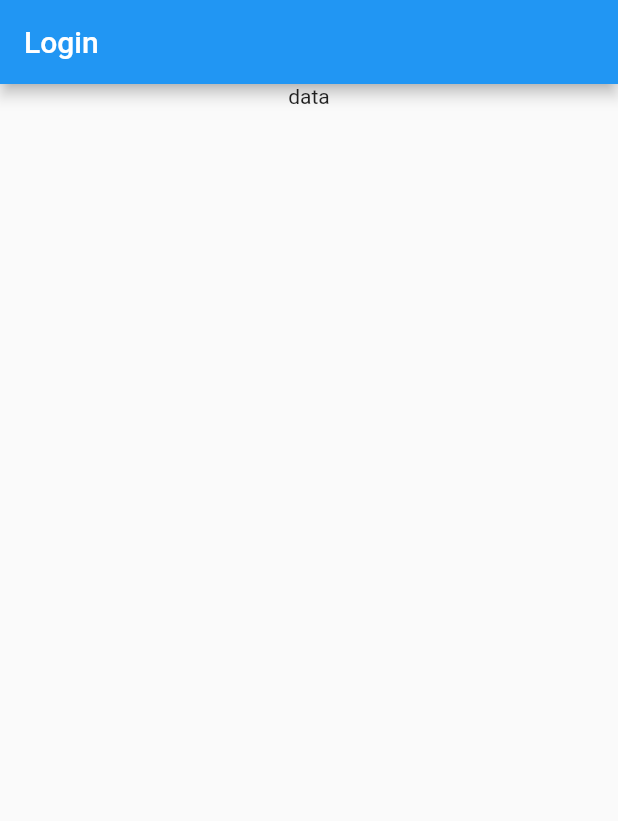
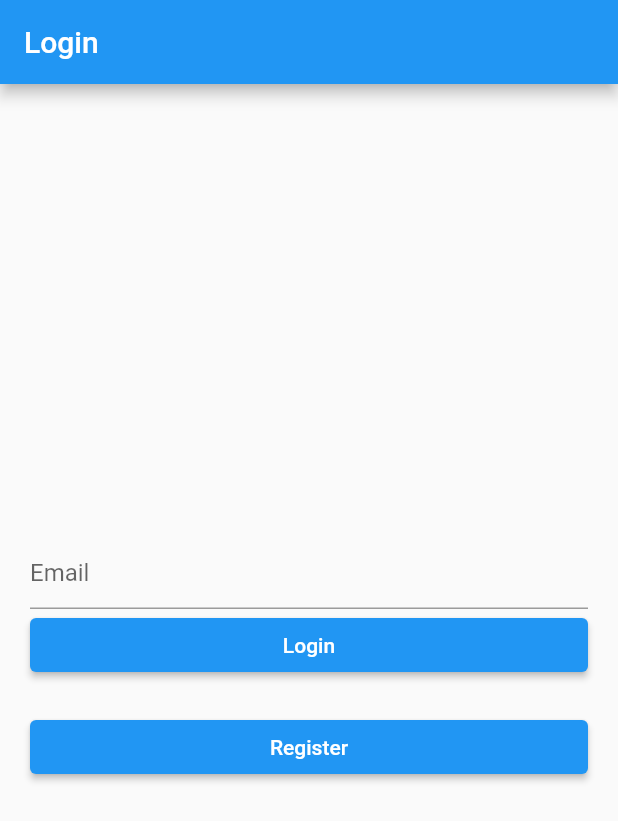
Before and after one commit to DanielBenAvi/EventsMiniapp, a Flutter app: the screen it shows after launch, on a phone screen of 412 x 824 dp. Shown: the top 821 px of the screen. Run offline on Flutter 3.47's test engine with Material 2 defaults, Android fonts, the light colour scheme and no system bars.

Commit message:
adder navigation bar

```diff
--- /dev/null
+++ b/lib/constans/uri.dart
@@ -0,0 +1,21 @@
+import 'package:social_hive_client/model/user.dart';
+
+
+class Url{
+  String appTitle = '2023b.LiorAriely';
+  String? login;
+
+  static final Url _instance = Url._internal();
+
+
+  factory Url() {
+    _instance.login = 'http://localhost:8084/superapp/users/login/2023b.liorariely/';
+    return _instance;
+  }
+
+  Url._internal();
+
+  // getters
+  String getAppTitle() => appTitle;
+  String? getUser() => login;
+}
--- a/lib/main.dart
+++ b/lib/main.dart
@@ -1,12 +1,14 @@
 import 'package:flutter/material.dart';
 import 'package:social_hive_client/screens/app_drawer.dart';
 import 'package:social_hive_client/screens/login/login.dart';
+import 'package:social_hive_client/screens/login/register.dart';
 
 void main() => runApp(MaterialApp(
   initialRoute: '/login',
   routes: {
     '/login': (context) => const Login(),
-    '/AppDrawer': (context) => const AppDrawer(),
+    '/register': (context) => const Register(),
+    '/app_drawer': (context) => const AppDrawer(),
 
   },
 ));
--- /dev/null
+++ b/lib/model/user.dart
@@ -0,0 +1,40 @@
+import 'package:flutter/foundation.dart';
+
+class User{
+  // constructor
+  String? email;
+  String? role;
+  String? username;
+  String? avatar;
+
+  static final User _instance = User._internal();
+
+  factory User(String email) {
+    if (kDebugMode) {
+      print(email);
+    }
+    _instance.email = email;
+    return _instance;
+  }
+
+
+  User._internal();
+
+  // getters
+  String? get getEmail => email;
+  String? get getRole => role;
+  String? get getUsername => username;
+  String? get getAvatar => avatar;
+
+  // setters
+  set setEmail(String? email) => this.email = email;
+  set setRole(String? role) => this.role = role;
+  set setUsername(String? username) => this.username = username;
+  set setAvatar(String? avatar) => this.avatar = avatar;
+
+  // toString
+  @override
+  String toString() {
+    return 'User{email: $email, role: $role, username: $username, avatar: $avatar}';
+  }
+}
--- a/lib/screens/login/login.dart
+++ b/lib/screens/login/login.dart
@@ -1,4 +1,9 @@
+import 'dart:convert';
+import 'package:flutter/foundation.dart';
 import 'package:flutter/material.dart';
+import 'package:social_hive_client/model/user.dart';
+import 'package:http/http.dart' as http;
+import 'package:social_hive_client/constans/uri.dart';
 
 class Login extends StatefulWidget {
   const Login({Key? key}) : super(key: key);
@@ -8,6 +13,7 @@ class Login extends StatefulWidget {
 }
 
 class _LoginState extends State<Login> {
+  final _textFieldController = TextEditingController();
   @override
   Widget build(BuildContext context) {
     return Scaffold(
@@ -15,13 +21,61 @@ class _LoginState extends State<Login> {
         title: const Text('Login'),
       ),
       body: Container(
+        padding: const EdgeInsets.all(20),
         alignment: Alignment.center,
         child: Column(
-          children:const [
-            Text('data'),
+          mainAxisAlignment: MainAxisAlignment.center,
+          crossAxisAlignment: CrossAxisAlignment.stretch,
+          children: [
+            TextField(
+              controller: _textFieldController,
+              decoration: const InputDecoration(
+                hintText: 'Email',
+              ),
+            ),
+            ElevatedButton(onPressed: _login, child: const Text('Login')),
+            const SizedBox(height: 20),
+            ElevatedButton(onPressed: _register, child: const Text('Register')),
           ]
         ),
       ),
     );
   }
+
+  Future<void> _login() async {
+    //  HTTP GET request to server to check if user exists
+
+    await fetchUser(_textFieldController.text);
+    //  set user object to current user
+  }
+
+  Future fetchUser(String userEmail) async {
+    Url url = Url();
+
+    final response = await http.get(Uri.parse((url.getUser()??'') + userEmail));
+
+    if (response.statusCode == 200) {
+
+      Map<String, dynamic> userMap = jsonDecode(response.body);
+
+      if (kDebugMode) {
+        print(userMap);
+      }
+
+      User user = User(userEmail);
+      Navigator.pushNamed(context, '/app_drawer');
+    } else {
+      // If the server did not return a 200 OK response,
+      // then throw an exception.
+      ScaffoldMessenger.of(context).showSnackBar(
+        const SnackBar(
+          content: Text('Login Failed'),
+        ),
+      );
+    }
+  }
+
+  void _register() {
+    Navigator.pushNamed(context, '/register');
+  }
 }
--- /dev/null
+++ b/lib/screens/login/register.dart
@@ -0,0 +1,17 @@
+import 'package:flutter/material.dart';
+
+class Register extends StatefulWidget {
+  const Register({Key? key}) : super(key: key);
+
+  @override
+  State<Register> createState() => _RegisterState();
+}
+
+class _RegisterState extends State<Register> {
+  @override
+  Widget build(BuildContext context) {
+    return const Scaffold(
+      body: Text('Register'),
+    );
+  }
+}
--- a/pubspec.yaml
+++ b/pubspec.yaml
@@ -30,6 +30,7 @@ environment:
 dependencies:
   flutter:
     sdk: flutter
+  http: ^0.13.3
 
 
   # The following adds the Cupertino Icons font to your application.
```
Also changed, not shown: lib/theme/color_theme.dart (+12 -2 lines), pubspec.lock, 1 other file.
